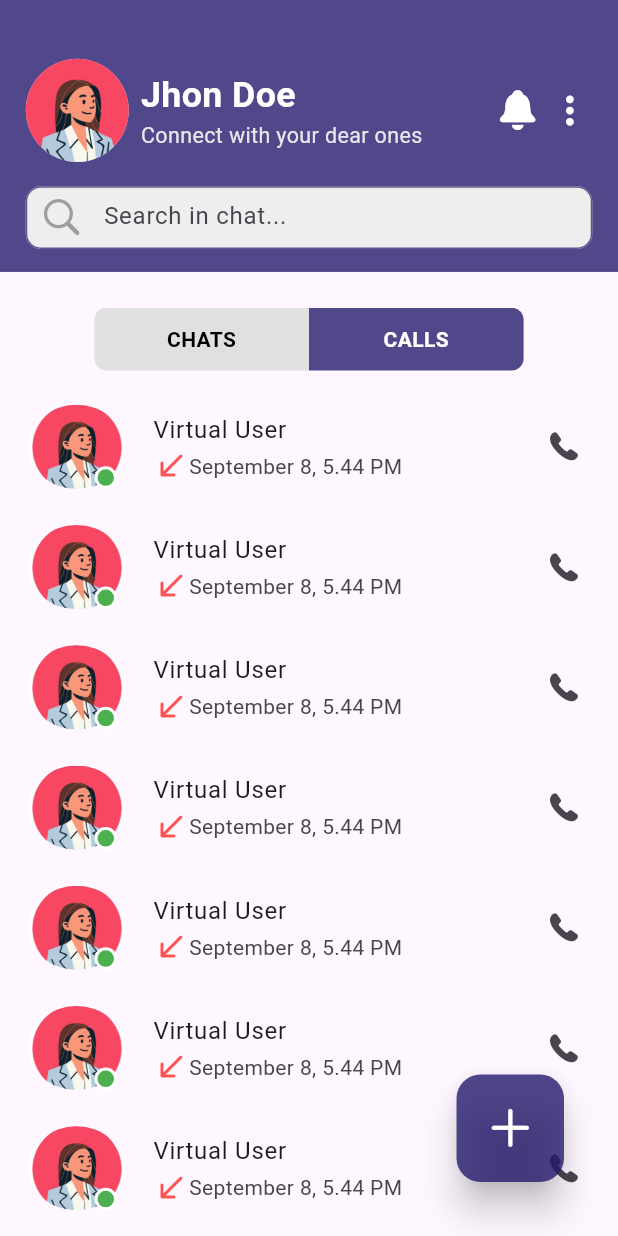
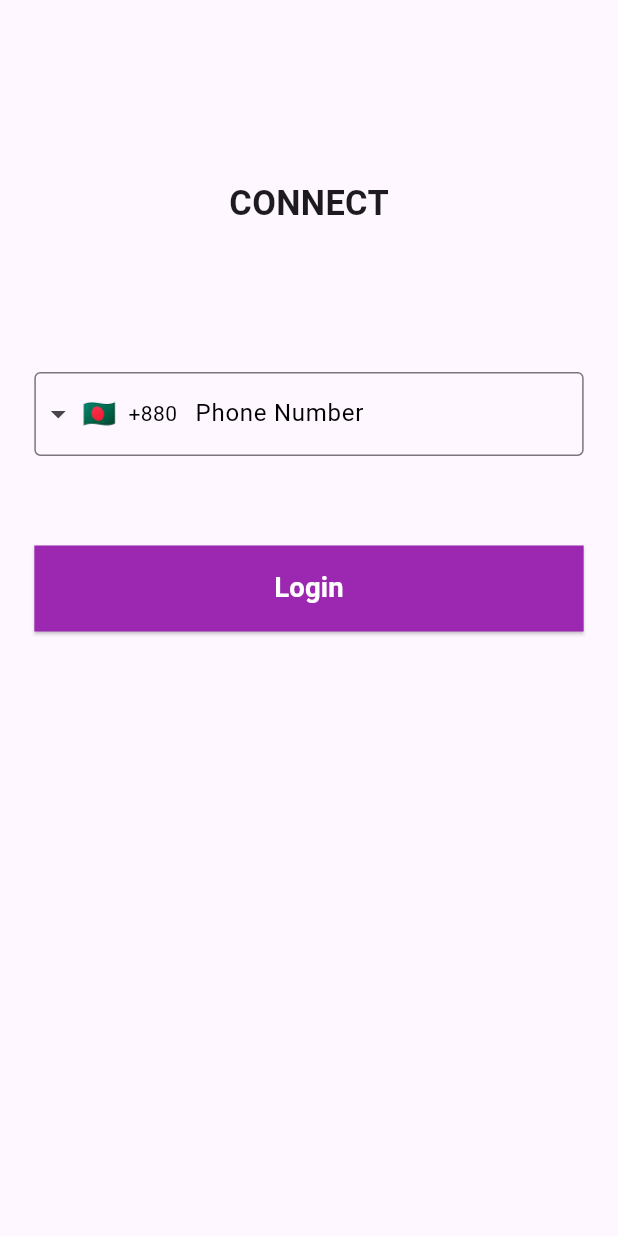
Before and after one commit to Sheikh-Innovations/connect, a Flutter app: the screen it shows after launch, on a phone screen of 412 x 824 dp. Run offline on Flutter 3.47's test engine with Material 3 defaults, Android fonts, the phone set to English and light mode, and no system bars; drawn by our look-alikes of intl_phone_field, velocity_x; our stand-ins replace dio, flutter_screenutil, get; accounts and stored records are empty.

Commit message:
login screen and project setup

```diff
--- /dev/null
+++ b/lib/data/providers/api_service.dart
@@ -0,0 +1,26 @@
+import 'package:dio/dio.dart';
+    const url = 'https://connect.sumonsheikh.dev/api/auth/login';
+class ApiService {
+  final Dio _dio = Dio();
+
+  ApiService() {
+    _dio.options.headers = {
+      'Content-Type': 'application/json',
+    };
+  }
+
+  Future<Response> login(String number, String fcmToken) async {
+
+
+    final data = {
+      "number": number,
+      "fcmToken": fcmToken,
+    };
+
+    try {
+      return await _dio.post(url, data: data);
+    } on DioError catch (e) {
+      throw Exception(e.response?.data ?? 'Login request failed');
+    }
+  }
+}
--- /dev/null
+++ b/lib/data/repository/auth_repository.dart
@@ -0,0 +1,22 @@
+import 'package:connect/data/models/user_model.dart';
+import 'package:connect/data/providers/api_service.dart';
+import 'package:dio/dio.dart';
+
+class AuthRepository {
+  final ApiService apiService;
+
+  AuthRepository(this.apiService);
+
+  Future<UserModel> login(String phoneNumber, String fcmToken) async {
+    try {
+      Response response = await apiService.login(phoneNumber, fcmToken);
+      if (response.statusCode == 200) {
+        return UserModel.fromJson(response.data);
+      } else {
+        throw Exception('Failed to login');
+      }
+    } catch (e) {
+      rethrow;
+    }
+  }
+}
--- a/lib/main.dart
+++ b/lib/main.dart
@@ -22,7 +22,7 @@ class MyApp extends StatelessWidget {
             colorScheme: ColorScheme.fromSeed(seedColor: Colors.deepPurple),
             useMaterial3: true,
           ),
-          home: SplashScreen(),
+          home: const SplashScreen(),
         );
       },
     );
--- /dev/null
+++ b/lib/screens/login_screen.dart
@@ -0,0 +1,113 @@
+import 'package:connect/screens/home_screen.dart';
+import 'package:flutter/material.dart';
+
+import 'package:flutter_screenutil/flutter_screenutil.dart';
+import 'package:get/get.dart';
+import 'package:intl_phone_field/intl_phone_field.dart';
+
+class LoginPage extends StatefulWidget {
+  const LoginPage({super.key});
+
+  @override
+  State<LoginPage> createState() => _LoginPageState();
+}
+
+class _LoginPageState extends State<LoginPage> {
+  final phoneCtr = TextEditingController();
+
+  String? _number;
+  final GlobalKey<FormState> _formKey = GlobalKey<FormState>();
+  @override
+  Widget build(BuildContext context) {
+    return Scaffold(
+      body: SingleChildScrollView(
+        child: Padding(
+          padding: EdgeInsets.symmetric(horizontal: 20.w),
+          child: Form(
+            key: _formKey,
+            child: Column(
+              children: [
+                SizedBox(height: 100.h),
+
+                Text(
+                  'CONNECT',
+                  style: TextStyle(
+                    fontWeight: FontWeight.bold,
+                    fontSize: 20.sp,
+                  ),
+                ),
+                SizedBox(height: 80.h),
+                IntlPhoneField(
+                  disableLengthCheck: true,
+                  controller: phoneCtr,
+                  validator: (value) {
+                    if (value!.completeNumber.isEmpty) {
+                      return "required";
+                    }
+                    return null;
+                  },
+                  dropdownTextStyle: const TextStyle(color: Colors.black),
+                  style: const TextStyle(color: Colors.black),
+                  keyboardType: TextInputType.number,
+                  decoration: InputDecoration(
+                    labelText: 'Phone Number',
+                    labelStyle: const TextStyle(color: Colors.black),
+                    // fillColor: otpFill,
+                    // filled: true,
+                    border: OutlineInputBorder(
+                      borderSide: BorderSide(
+                        width: 1.w,
+                        color: Colors.grey,
+                      ),
+                    ),
+                    disabledBorder: OutlineInputBorder(
+                      borderSide: BorderSide(
+                        width: 1.w,
+                        color: Colors.grey,
+                      ),
+                    ),
+                    focusedBorder: OutlineInputBorder(
+                      borderSide: BorderSide(
+                        width: 1.w,
+                        color: Colors.grey,
+                      ),
+                    ),
+                    fillColor: Colors.white,
+                    hintStyle: const TextStyle(
+                      color: Colors.grey,
+                    ),
+                  ),
+                  initialCountryCode: 'BD',
+                  onChanged: (phone) {
+                    _number = phone.completeNumber;
+                    print(_number);
+                  },
+                ),
+                SizedBox(height: 50.h),
+                ElevatedButton(
+                    style: ElevatedButton.styleFrom(
+                      backgroundColor: Colors.purple,
+                      shape: const BeveledRectangleBorder(),
+                      fixedSize: Size(context.width, 48.h),
+                    ),
+                    onPressed: () {
+
+                           Get.off(() => const HomeScreen());
+                    },
+                    child: Text(
+                      'Login',
+                      style: TextStyle(
+                        fontSize: 16.sp,
+                        fontWeight: FontWeight.bold,
+                        color: Colors.white,
+                      ),
+                    )),
+                // _buildLoginButton()
+              ],
+            ),
+          ),
+        ),
+      ),
+    );
+  }
+}
--- a/lib/screens/splash_screen.dart
+++ b/lib/screens/splash_screen.dart
@@ -1,5 +1,6 @@
 import 'package:connect/consts/color_const.dart';
 import 'package:connect/screens/home_screen.dart';
+import 'package:connect/screens/login_screen.dart';
 import 'package:flutter/material.dart';
 import 'package:flutter_screenutil/flutter_screenutil.dart';
 import 'package:get/get.dart';
@@ -20,7 +21,7 @@ class _SplashScreenState extends State<SplashScreen> {
 
     // Delay for 2 seconds before navigating to HomeScreen
     Future.delayed(const Duration(seconds: 2), () {
-      Get.off(() =>  HomeScreen());
+      Get.off(() => const LoginPage());
     });
   }
 
--- a/pubspec.yaml
+++ b/pubspec.yaml
@@ -15,6 +15,8 @@ dependencies:
   velocity_x: ^4.2.1
   get: ^4.6.6
   flutter_screenutil: ^5.9.3
+  intl_phone_field: ^3.2.0
+  dio: ^5.7.0
 
 dev_dependencies:
   flutter_test:
```
Also changed, not shown: lib/data/models/user_model.dart (added, +19 -0 lines), lib/modules/auth/bindings/auth_binding.dart (added, +14 -0 lines), lib/modules/auth/controllers/auth_controller.dart (added, +24 -0 lines), pubspec.lock.
